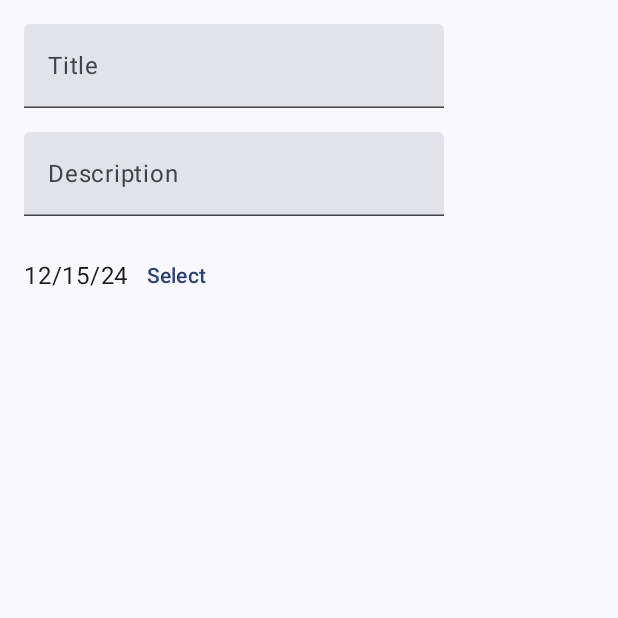
After one commit to TEDDAC/ToutDouxListe-Android, an Android app built with Jetpack Compose: the composable EditPage shown on its own in the app's theme, on a phone screen of 412 x 824 dp, the top half of it. The commit adds this screen. Run offline under Robolectric (Android 15) with nearby library versions, the phone set to English and light mode, and no system bars.

Commit message:
select date in edit page

```diff
--- a/app/src/main/java/com/teddac/toutdouxliste/MainActivity.kt
+++ b/app/src/main/java/com/teddac/toutdouxliste/MainActivity.kt
@@ -9,6 +9,7 @@ import androidx.compose.material3.Surface
 import androidx.compose.runtime.Composable
 import androidx.compose.ui.Modifier
 import androidx.compose.ui.tooling.preview.Preview
+import com.teddac.toutdouxliste.ui.page.EditPage
 import com.teddac.toutdouxliste.ui.page.ListPage
 import com.teddac.toutdouxliste.ui.theme.ToutDouxListeTheme
 
@@ -22,7 +23,7 @@ class MainActivity : ComponentActivity() {
                     modifier = Modifier.fillMaxSize(),
                     color = MaterialTheme.colorScheme.background
                 ) {
-                    ListPage()
+                    EditPage()
                 }
             }
         }
--- /dev/null
+++ b/app/src/main/java/com/teddac/toutdouxliste/ui/page/EditPage.kt
@@ -0,0 +1,97 @@
+package com.teddac.toutdouxliste.ui.page
+
+import androidx.compose.foundation.layout.Arrangement
+import androidx.compose.foundation.layout.Column
+import androidx.compose.foundation.layout.PaddingValues
+import androidx.compose.foundation.layout.Row
+import androidx.compose.foundation.layout.padding
+import androidx.compose.material3.Button
+import androidx.compose.material3.DatePicker
+import androidx.compose.material3.DatePickerDialog
+import androidx.compose.material3.ExperimentalMaterial3Api
+import androidx.compose.material3.Text
+import androidx.compose.material3.TextButton
+import androidx.compose.material3.TextField
+import androidx.compose.material3.rememberDatePickerState
+import androidx.compose.runtime.Composable
+import androidx.compose.runtime.getValue
+import androidx.compose.runtime.mutableStateOf
+import androidx.compose.runtime.remember
+import androidx.compose.runtime.setValue
+import androidx.compose.ui.Alignment
+import androidx.compose.ui.Modifier
+import androidx.compose.ui.unit.dp
+import java.time.Instant
+import java.time.LocalDateTime
+import java.time.OffsetDateTime
+import java.time.ZoneId
+import java.time.ZoneOffset
+import java.time.ZonedDateTime
+import java.time.format.DateTimeFormatter
+import java.time.format.FormatStyle
+
+@OptIn(ExperimentalMaterial3Api::class)
+@Composable
+fun EditPage(){
+    var title by remember { mutableStateOf("") }
+    var description by remember { mutableStateOf("") }
+    val datePickerState = rememberDatePickerState()
+
+    var showDatePicker by remember { mutableStateOf(false) }
+
+    Column(
+        horizontalAlignment = Alignment.Start,
+        verticalArrangement = Arrangement.spacedBy(16.dp),
+        modifier = Modifier
+            .padding(16.dp)
+    ) {
+        TextField(
+            value = title,
+            onValueChange = { title = it },
+            label = { Text("Title") }
+        )
+        TextField(
+            value = description,
+            onValueChange = { description = it },
+            label = { Text("Description") }
+        )
+        Row(
+            horizontalArrangement = Arrangement.Start,
+            verticalAlignment = Alignment.CenterVertically
+        ) {
+            Text(
+                LocalDateTime.ofInstant(
+                    Instant.ofEpochMilli(
+                        datePickerState.selectedDateMillis ?: Instant.now().toEpochMilli()
+                    ),
+                    ZoneId.systemDefault()
+                )
+                    .format(DateTimeFormatter.ofLocalizedDate(FormatStyle.SHORT)))
+            TextButton(onClick = {showDatePicker = true}) {
+                Text("Select")
+            }
+        }
+    }
+
+    if(showDatePicker){
+        DatePickerDialog(
+            onDismissRequest = {},
+            confirmButton = {
+                TextButton(onClick = {
+                    showDatePicker = false
+                }){
+                    Text("OK")
+                }
+            },
+            dismissButton = {
+                TextButton(onClick = {
+                    showDatePicker = false
+                }) {
+                    Text("Cancel")
+                }
+            }
+        )  {
+            DatePicker(state = datePickerState)
+        }
+    }
+}
```
Also changed, not shown: 1 other file.
